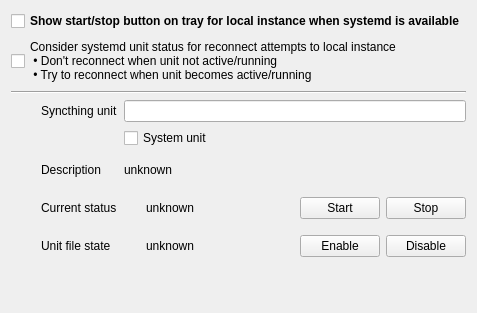
Qt form widgets/settings/systemdoptionpage.ui (Martchus/syncthingtray) before a commit.
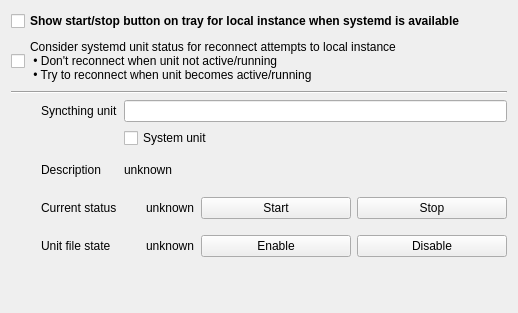
The same form after that commit. Icons and pictures are not drawn. Custom widgets are drawn as their Qt base class.

Commit message: Align systemd buttons in settings more nicely

What changed in the file:
```diff
--- a/widgets/settings/systemdoptionpage.ui
+++ b/widgets/settings/systemdoptionpage.ui
@@ -163,6 +163,12 @@
         </item>
         <item>
          <widget class="QPushButton" name="startPushButton">
+          <property name="minimumSize">
+           <size>
+            <width>150</width>
+            <height>0</height>
+           </size>
+          </property>
           <property name="text">
            <string>Start</string>
           </property>
@@ -174,6 +180,12 @@
         </item>
         <item>
          <widget class="QPushButton" name="stopPushButton">
+          <property name="minimumSize">
+           <size>
+            <width>150</width>
+            <height>0</height>
+           </size>
+          </property>
           <property name="text">
            <string>Stop</string>
           </property>
@@ -240,6 +252,12 @@
         </item>
         <item>
          <widget class="QPushButton" name="enablePushButton">
+          <property name="minimumSize">
+           <size>
+            <width>150</width>
+            <height>0</height>
+           </size>
+          </property>
           <property name="text">
            <string>Enable</string>
           </property>
@@ -251,6 +269,12 @@
         </item>
         <item>
          <widget class="QPushButton" name="disablePushButton">
+          <property name="minimumSize">
+           <size>
+            <width>150</width>
+            <height>0</height>
+           </size>
+          </property>
           <property name="text">
            <string>Disable</string>
           </property>
```
